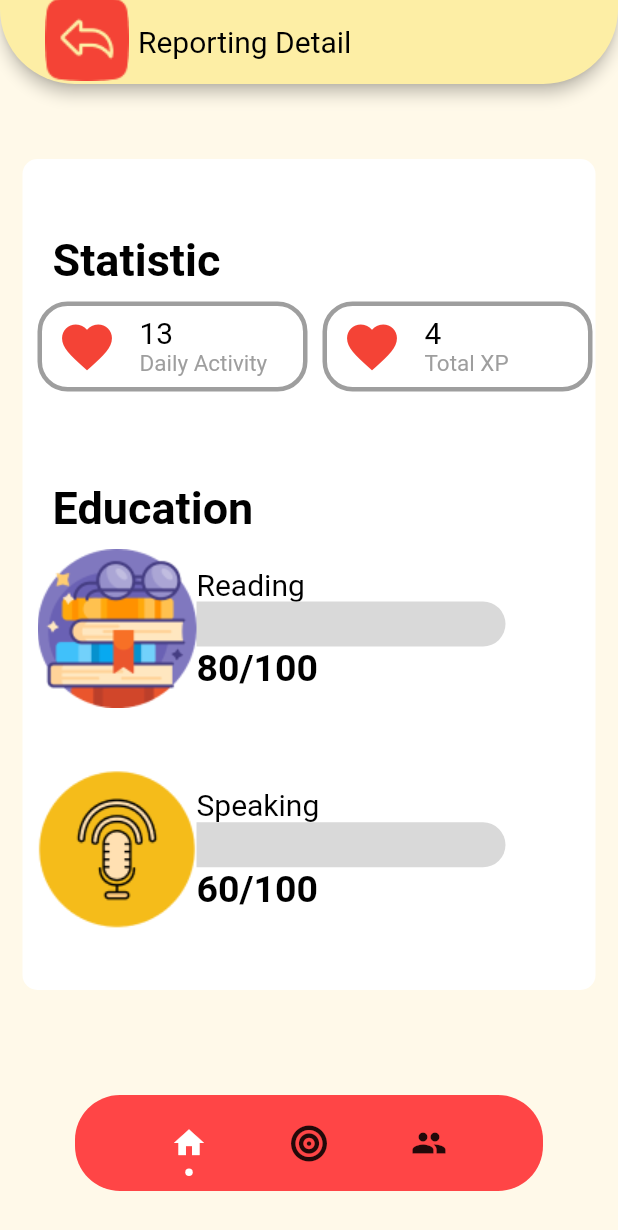
After one commit to fleetimee/kurikara-divincarnate, a Flutter app: the ReportingDetailPage screen opened by its route, on a phone screen of 412 x 824 dp. The commit adds this screen. Shown: the top 1230 px of the screen. Run offline on Flutter 3.47's test engine with Material 2 defaults, Android fonts, the phone set to English and light mode, and no system bars; drawn by our look-alikes of dot_navigation_bar; our stand-ins replace flex_color_scheme, flutter_animate, flutter_form_builder, font_awesome_flutter, form_builder_validators, google_fonts and 1 more.

Commit message:
init reporting detail

```diff
--- a/lib/routes/routes.dart
+++ b/lib/routes/routes.dart
@@ -6,6 +6,7 @@ import 'package:huixinapp/screen/profile/profile_ui.dart';
 import 'package:huixinapp/screen/signin/signin_ui.dart';
 import 'package:huixinapp/screen/singup/signup_ui.dart';
 
+import '../screen/reporting/reporting_detail_ui.dart';
 import '../screen/reporting/reporting_ui.dart';
 
 final Map<String, WidgetBuilder> routes = {
@@ -16,4 +17,5 @@ final Map<String, WidgetBuilder> routes = {
   '/profile/information': (context) => const InformationPage(),
   '/signup': (context) => const SignUpPage(),
   '/reporting': (context) => const ReportingPage(),
+  '/reportingdetail': (context) => const ReportingDetailPage(),
 };
--- a/lib/screen/home/home_ui.dart
+++ b/lib/screen/home/home_ui.dart
@@ -4,6 +4,7 @@ import 'package:huixinapp/data/active_students.dart';
 import 'package:huixinapp/data/home_course.dart';
 
 import '../../widget/AppBar/appbar_style.dart';
+import '../../widget/navigator_style.dart';
 
 class HomePage extends StatelessWidget {
   const HomePage({super.key});
@@ -170,7 +171,7 @@ class HomePage extends StatelessWidget {
           ],
         ),
       ),
-      // bottomNavigationBar: const NavigatorBar(),
+      bottomNavigationBar: const NavigatorBar(),
     );
   }
 }
--- /dev/null
+++ b/lib/screen/reporting/reporting_detail_ui.dart
@@ -0,0 +1,226 @@
+import 'package:flutter/material.dart';
+import 'package:flutter/src/widgets/framework.dart';
+import 'package:flutter/src/widgets/placeholder.dart';
+import 'package:huixinapp/widget/AppBar/appbar_style.dart';
+
+import '../../widget/navigator_style.dart';
+
+class ReportingDetailPage extends StatelessWidget {
+  const ReportingDetailPage({super.key});
+
+  @override
+  Widget build(BuildContext context) {
+    return Scaffold(
+      appBar: AppBarBack(
+        title: 'Reporting Detail',
+      ),
+      body: Container(
+        padding: EdgeInsets.symmetric(vertical: 50),
+        margin: EdgeInsets.symmetric(horizontal: 15, vertical: 50),
+        decoration: BoxDecoration(
+          color: Colors.white,
+          borderRadius: BorderRadius.circular(10),
+        ),
+        child: Column(
+          children: [
+            Container(
+              alignment: Alignment.centerLeft,
+              padding: const EdgeInsets.only(left: 20),
+              child: const Text(
+                'Statistic',
+                style: TextStyle(
+                    fontSize: 30,
+                    color: Colors.black,
+                    fontWeight: FontWeight.bold),
+              ),
+            ),
+            statistic(),
+            Container(
+              alignment: Alignment.centerLeft,
+              padding: const EdgeInsets.only(left: 20, top: 50),
+              child: const Text(
+                'Education',
+                style: TextStyle(
+                    fontSize: 30,
+                    color: Colors.black,
+                    fontWeight: FontWeight.bold),
+              ),
+            ),
+            education(context),
+          ],
+        ),
+      ),
+      bottomNavigationBar: NavigatorBar(),
+    );
+  }
+
+  Widget statistic() {
+    return Column(
+      children: [
+        Container(
+          padding: const EdgeInsets.all(10),
+          child: Row(
+            mainAxisAlignment: MainAxisAlignment.spaceEvenly,
+            crossAxisAlignment: CrossAxisAlignment.start,
+            children: [
+              Container(
+                decoration: BoxDecoration(
+                  color: Colors.white,
+                  borderRadius: const BorderRadius.all(Radius.circular(20)),
+                  border: Border.all(
+                    color: Colors.grey,
+                    width: 3,
+                  ),
+                ),
+                height: 60,
+                width: 180,
+                padding: const EdgeInsets.only(left: 10),
+                child: Row(
+                  crossAxisAlignment: CrossAxisAlignment.center,
+                  mainAxisAlignment: MainAxisAlignment.start,
+                  children: [
+                    const Icon(
+                      Icons.favorite,
+                      color: Colors.red,
+                      size: 40,
+                    ),
+                    const SizedBox(width: 15),
+                    Column(
+                      mainAxisAlignment: MainAxisAlignment.center,
+                      crossAxisAlignment: CrossAxisAlignment.start,
+                      children: const [
+                        Text('13',
+                            style:
+                                TextStyle(fontSize: 20, color: Colors.black)),
+                        Text('Daily Activity',
+                            style: TextStyle(fontSize: 15, color: Colors.grey)),
+                      ],
+                    )
+                  ],
+                ),
+              ),
+              const SizedBox(width: 10),
+              Container(
+                decoration: BoxDecoration(
+                  color: Colors.white,
+                  borderRadius: const BorderRadius.all(Radius.circular(20)),
+                  border: Border.all(
+                    color: Colors.grey,
+                    width: 3,
+                  ),
+                ),
+                height: 60,
+                width: 180,
+                padding: const EdgeInsets.only(left: 10),
+                child: Row(
+                  crossAxisAlignment: CrossAxisAlignment.center,
+                  mainAxisAlignment: MainAxisAlignment.start,
+                  children: [
+                    const Icon(
+                      Icons.favorite,
+                      color: Colors.red,
+                      size: 40,
+                    ),
+                    const SizedBox(width: 15),
+                    Column(
+                      mainAxisAlignment: MainAxisAlignment.center,
+                      crossAxisAlignment: CrossAxisAlignment.start,
+                      children: const [
+                        Text('4',
+                            style:
+                                TextStyle(fontSize: 20, color: Colors.black)),
+                        Text('Total XP',
+                            style: TextStyle(fontSize: 15, color: Colors.grey)),
+                      ],
+                    )
+                  ],
+                ),
+              ),
+            ],
+          ),
+        ),
+      ],
+    );
+  }
+
+  Widget education(context) {
+    return Container(
+      padding: const EdgeInsets.all(10),
+      child: Column(
+        mainAxisAlignment: MainAxisAlignment.center,
+        crossAxisAlignment: CrossAxisAlignment.center,
+        children: [
+          Row(children: [
+            Image.asset(
+              'assets/images/book-stack1.png',
+              // width: MediaQuery.of(context).size.width * 0.3,
+            ),
+            Column(
+              crossAxisAlignment: CrossAxisAlignment.start,
+              children: [
+                Text(
+                  'Reading',
+                  style: TextStyle(
+                    fontSize: 20,
+                    color: Colors.black,
+                  ),
+                ),
+                Container(
+                  height: 30,
+                  width: MediaQuery.of(context).size.width * 0.5,
+                  decoration: BoxDecoration(
+                    color: Color(0xffD9D9D9),
+                    borderRadius: BorderRadius.only(
+                      topRight: Radius.circular(20),
+                      bottomRight: Radius.circular(20),
+                    ),
+                  ),
+                ),
+                // Spacer(), // this will push the "80/100" text to the end
+                Text('80/100',
+                    style: TextStyle(fontSize: 25, color: Colors.black, fontWeight: FontWeight.bold),
+                    textAlign: TextAlign.right),
+              ],
+            ),
+          ]),
+          SizedBox(
+            height: MediaQuery.of(context).size.width * 0.1,
+          ),
+          Row(children: [
+            Image.asset(
+              'assets/images/podcast-2.png',
+              // width: MediaQuery.of(context).size.width * 0.3,
+            ),
+            Column(
+              crossAxisAlignment: CrossAxisAlignment.start,
+              children: [
+                Text(
+                  'Speaking',
+                  style: TextStyle(
+                    fontSize: 20,
+                    color: Colors.black,
+                  ),
+                ),
+                Container(
+                  height: 30,
+                  width: MediaQuery.of(context).size.width * 0.5,
+                  decoration: BoxDecoration(
+                    color: Color(0xffD9D9D9),
+                    borderRadius: BorderRadius.only(
+                      topRight: Radius.circular(20),
+                      bottomRight: Radius.circular(20),
+                    ),
+                  ),
+                ),
+                // Spacer(), // this will push the "80/100" text to the end
+                Text('60/100',
+                    style: TextStyle(fontSize: 25, color: Colors.black, fontWeight: FontWeight.bold),
+                    ),
+              ],
+            ),
+          ]),
+        ],
+      ),
+    );
+  }
+}
--- a/lib/screen/reporting/reporting_ui.dart
+++ b/lib/screen/reporting/reporting_ui.dart
@@ -1,4 +1,7 @@
 import 'package:flutter/material.dart';
+import 'package:huixinapp/widget/AppBar/appbar_style.dart';
+
+import '../../widget/navigator_style.dart';
 
 class ReportingPage extends StatelessWidget {
   const ReportingPage({super.key});
@@ -6,12 +9,13 @@ class ReportingPage extends StatelessWidget {
   @override
   Widget build(BuildContext context) {
     return Scaffold(
-      appBar: AppBar(
-        title: const Text('Reporting'),
+      appBar: AppBarDefault(
+        title: "Profile",
       ),
       body: const Center(
         child: Text('Reporting'),
       ),
+      bottomNavigationBar: NavigatorBar(),
     );
   }
 }
--- a/lib/widget/AppBar/appbar_style.dart
+++ b/lib/widget/AppBar/appbar_style.dart
@@ -157,3 +157,99 @@ class TitleAppBarDefault extends StatelessWidget {
     );
   }
 }
+
+class AppBarBack extends AppBar {
+  AppBarBack({
+    Key? key,
+    Function()? onPressed,
+    required String title,
+    Color? appbarColor,
+    double? elevation = 4.0, // Set a default value for the elevation property
+    PreferredSizeWidget? bottom,
+    borderRadius = const BorderRadius.only(
+      bottomLeft: Radius.circular(50.0),
+      bottomRight: Radius.circular(50.0),
+    ),
+  }) : super(
+          key: key,
+          title: Padding(
+            padding: const EdgeInsets.only(left: 20.0),
+            child: Text(
+              '$title',
+              style: const TextStyle(
+                color: Colors.black,
+                fontSize: 20,
+                fontWeight: FontWeight.w400,
+              ),
+              textAlign: TextAlign.center,
+            ),
+          ),
+          // actions: [
+          //   Padding(
+          //     padding: const EdgeInsets.only(right: 30.0),
+          //     child: Row(
+          //       children: [
+          //         Row(
+          //           children: [
+          //             GestureDetector(
+          //               child: Image.asset(
+          //                 "assets/images/crown.png",
+          //                 fit: BoxFit.fill,
+          //               ),
+          //             ),
+          //             const SizedBox(
+          //               width: 10,
+          //             ),
+          //             const Text(
+          //               "4",
+          //               style: TextStyle(
+          //                 color: Colors.black,
+          //                 fontSize: 20,
+          //                 fontWeight: FontWeight.w400,
+          //               ),
+          //             ),
+          //           ],
+          //         ),
+          //         const SizedBox(
+          //           width: 10,
+          //         ),
+          //         Row(
+          //           children: [
+          //             GestureDetector(
+          //               child: Image.asset(
+          //                 "assets/images/heart.png",
+          //                 fit: BoxFit.fill,
+          //               ),
+          //             ),
+          //             const SizedBox(
+          //               width: 10,
+          //             ),
+          //             const Text(
+          //               "13",
+          //               style: TextStyle(
+          //                 color: Colors.black,
+          //                 fontSize: 20,
+          //                 fontWeight: FontWeight.w400,
+          //               ),
+          //             ),
+          //           ],
+          //         ),
+          //       ],
+          //     ),
+          //   ),
+          // ],
+          backgroundColor: AppColors.appbarColor,
+          bottom: bottom,
+          elevation: elevation,
+          shape: RoundedRectangleBorder(
+            borderRadius: borderRadius,
+          ),
+          leading: Transform.translate(
+            offset: const Offset(30, -2),
+            child: Image.asset(
+              "assets/images/appbarback.png",
+              fit: BoxFit.fill,
+            ),
+          ),
+        );
+}
--- a/lib/widget/navigator_style.dart
+++ b/lib/widget/navigator_style.dart
@@ -22,7 +22,7 @@ class _NavigatorBarState extends State<NavigatorBar> {
           Navigator.pushNamed(context, '/home');
           break;
         case _SelectedTab.ranked:
-          Navigator.pushNamed(context, '/ranked');
+          Navigator.pushNamed(context, '/reportingdetail');
           break;
         case _SelectedTab.profile:
           Navigator.pushNamed(context, '/profile');
```
Also changed, not shown: assets/images/appbarback.png (added), assets/images/book-stack1.png (added), assets/images/podcast-2.png (added).
